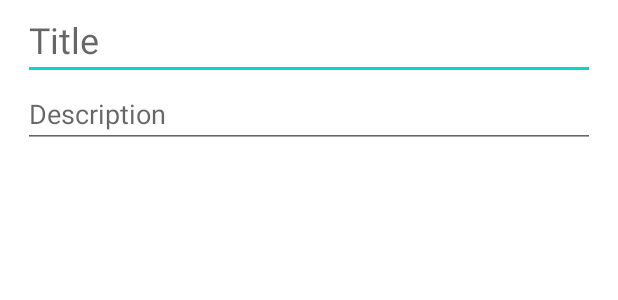
After one commit to JasonRose95/KotlinProjects, an Android app: the layout dialog_create_place.xml on its own in the app's theme, with its tools: preview values and no code run, on a phone screen of 412 x 824 dp. The commit adds this screen. Shown: the top 300 px of the screen. Run offline under Robolectric (Android 15) with nearby library versions, the phone set to English and light mode, and no system bars.

Commit message:
My maps updated

```diff
--- a/MyMaps/app/src/debug/res/values/google_maps_api.xml
+++ b/MyMaps/app/src/debug/res/values/google_maps_api.xml
@@ -20,5 +20,5 @@
     Once you have your key (it starts with "AIza"), replace the "google_maps_key"
     string in this file.
     -->
-    <string name="google_maps_key" templateMergeStrategy="preserve" translatable="false">AIzaSyBVQQrBRhziS5kJYwR_iycpzSC5AtTaik0</string>
+    <string name="google_maps_key" templateMergeStrategy="preserve" translatable="false">AIzaSyBVQQrBRhziS5kJYwR_iycpzSC5AtTaik0z</string>
 </resources>
--- /dev/null
+++ b/MyMaps/app/src/main/res/layout/dialog_create_place.xml
@@ -0,0 +1,25 @@
+<?xml version="1.0" encoding="utf-8"?>
+<LinearLayout xmlns:android="http://schemas.android.com/apk/res/android"
+    android:layout_width="match_parent"
+    android:layout_height="match_parent"
+    android:orientation="vertical"
+    android:paddingStart="15dp"
+    android:paddingEnd="15dp">
+
+    <EditText
+        android:id="@+id/etTitle"
+        android:layout_width="match_parent"
+        android:layout_height="wrap_content"
+        android:ems="10"
+        android:hint="Title"
+        android:inputType="textPersonName"
+        android:textSize="24sp" />
+
+    <EditText
+        android:id="@+id/etDescription"
+        android:layout_width="match_parent"
+        android:layout_height="wrap_content"
+        android:ems="10"
+        android:hint="Description"
+        android:inputType="textPersonName" />
+</LinearLayout>
```
Also changed, not shown: MyMaps/app/src/main/java/com/example/mymaps/models/CreateMapActivity.kt (+54 -0 lines).
